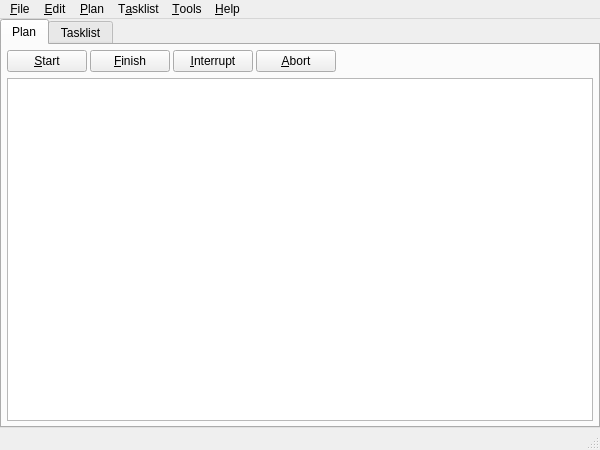
Old version of the form ui/forms/main_window.ui in the repository snhu-cs-22/LibrePlan.
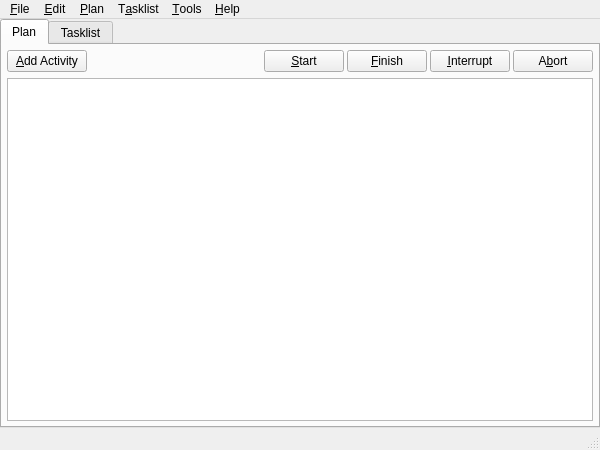
New version of the form. The open tabs and pages were chosen to show the change. Icons and pictures are not drawn.

Commit message: Add add/delete/export to activity/task context menus

The edit to the form file:
```diff
--- a/ui/forms/main_window.ui
+++ b/ui/forms/main_window.ui
@@ -80,30 +80,9 @@
            <number>3</number>
           </property>
           <item>
-           <widget class="QPushButton" name="pushButton_start">
+           <widget class="QPushButton" name="pushButton_add_activity">
             <property name="text">
-             <string>&amp;Start</string>
-            </property>
-           </widget>
-          </item>
-          <item>
-           <widget class="QPushButton" name="pushButton_end">
-            <property name="text">
-             <string>&amp;Finish</string>
-            </property>
-           </widget>
-          </item>
-          <item>
-           <widget class="QPushButton" name="pushButton_interrupt">
-            <property name="text">
-             <string>&amp;Interrupt</string>
-            </property>
-           </widget>
-          </item>
-          <item>
-           <widget class="QPushButton" name="pushButton_abort">
-            <property name="text">
-             <string>&amp;Abort</string>
+             <string>&amp;Add Activity</string>
             </property>
            </widget>
           </item>
@@ -120,6 +99,34 @@
             </property>
            </spacer>
           </item>
+          <item>
+           <widget class="QPushButton" name="pushButton_start">
+            <property name="text">
+             <string>&amp;Start</string>
+            </property>
+           </widget>
+          </item>
+          <item>
+           <widget class="QPushButton" name="pushButton_end">
+            <property name="text">
+             <string>&amp;Finish</string>
+            </property>
+           </widget>
+          </item>
+          <item>
+           <widget class="QPushButton" name="pushButton_interrupt">
+            <property name="text">
+             <string>&amp;Interrupt</string>
+            </property>
+           </widget>
+          </item>
+          <item>
+           <widget class="QPushButton" name="pushButton_abort">
+            <property name="text">
+             <string>A&amp;bort</string>
+            </property>
+           </widget>
+          </item>
          </layout>
         </item>
         <item>
```
Left out of the diff: 111 changed lines with no effect on the pictures. The commit also changes 4 other files.
